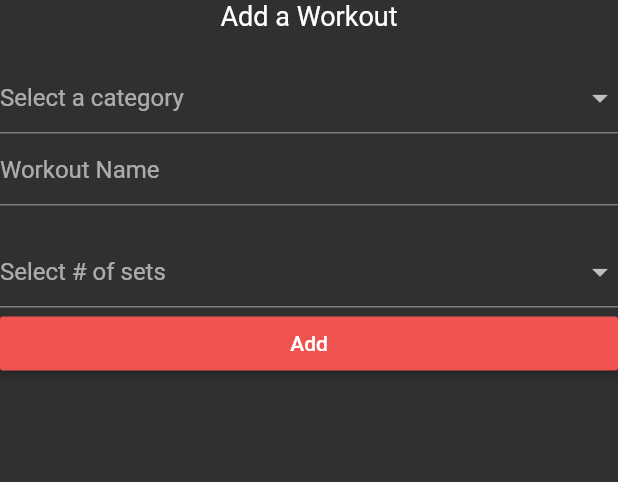
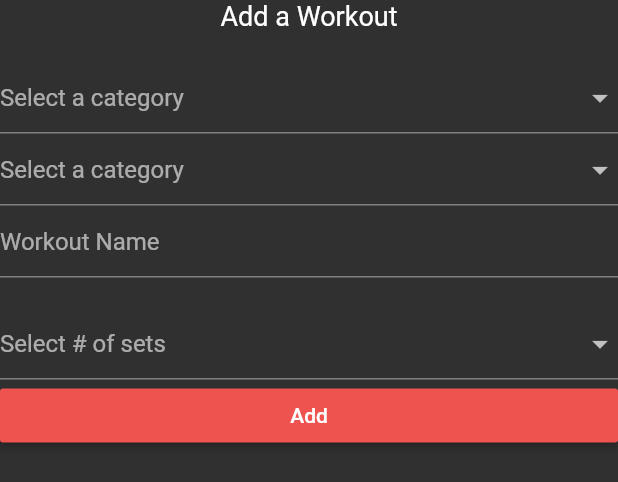
Before and after one commit to Millurr/pump_tracker, a Flutter app: the AddForm widget shown alone on an empty page, opened directly, on a phone screen of 412 x 824 dp. Shown: the top 482 px of the screen. Run offline on Flutter 3.47's test engine with Material 2 defaults, Android fonts, the phone set to English and light mode, and no system bars; our stand-ins replace cloud_firestore, firebase_auth, firebase_core, grouped_list; accounts and stored records are empty.

```diff
--- a/lib/screens/add_form.dart
+++ b/lib/screens/add_form.dart
@@ -128,6 +128,17 @@ class _AddFormState extends State<AddForm> {
                 );
               }).toList(),
               onChanged: (val) => setState(() => _currentCategory = val)),
+          DropdownButtonFormField(
+              validator: (value) =>
+                  value == null ? 'Please select a category' : null,
+              hint: Text("Select a category"),
+              items: categories.map((category) {
+                return DropdownMenuItem(
+                  value: category,
+                  child: Text('$category'),
+                );
+              }).toList(),
+              onChanged: (val) => setState(() => _currentCategory = val)),
           TextFormField(
             decoration: const InputDecoration(hintText: "Workout Name"),
             validator: (val) => val.isEmpty ? 'Please enter a name' : null,
```
Also changed, not shown: lib/screens/register_screen.dart (+6 -9 lines), 1 other file.
